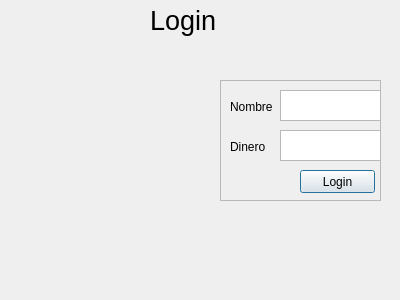
The window that login.ui (canarioPorCanarias/BlackJackQT) describes before a commit, drawn with Qt 5.
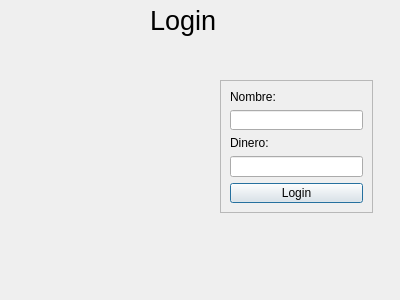
The same window after the commit.

Patch:
```diff
--- a/login.ui
+++ b/login.ui
@@ -18,7 +18,7 @@
     <rect>
      <x>150</x>
      <y>0</y>
-     <width>111</width>
+     <width>71</width>
      <height>41</height>
     </rect>
    </property>
@@ -36,8 +36,8 @@
     <rect>
      <x>220</x>
      <y>80</y>
-     <width>161</width>
-     <height>121</height>
+     <width>153</width>
+     <height>133</height>
     </rect>
    </property>
    <property name="frameShape">
@@ -46,65 +46,35 @@
    <property name="frameShadow">
     <enum>QFrame::Raised</enum>
    </property>
+   <layout class="QVBoxLayout" name="verticalLayout">
+    <item>
    <widget class="QLabel" name="label_login_name">
-    <property name="geometry">
-     <rect>
-      <x>10</x>
-      <y>20</y>
-      <width>47</width>
-      <height>13</height>
-     </rect>
-    </property>
     <property name="text">
-     <string>Nombre</string>
-    </property>
-   </widget>
+       <string>Nombre:</string>
+      </property>
+     </widget>
+    </item>
+    <item>
+     <widget class="QLineEdit" name="name_input"/>
+    </item>
+    <item>
    <widget class="QLabel" name="label_login_money">
-    <property name="geometry">
-     <rect>
-      <x>10</x>
-      <y>60</y>
-      <width>47</width>
-      <height>13</height>
-     </rect>
-    </property>
     <property name="text">
-     <string>Dinero</string>
-    </property>
-   </widget>
+       <string>Dinero: </string>
+      </property>
+     </widget>
+    </item>
+    <item>
+     <widget class="QLineEdit" name="money_input"/>
+    </item>
+    <item>
    <widget class="QPushButton" name="pushButton">
-    <property name="geometry">
-     <rect>
-      <x>80</x>
-      <y>90</y>
-      <width>75</width>
-      <height>23</height>
-     </rect>
-    </property>
     <property name="text">
      <string>Login</string>
     </property>
    </widget>
-   <widget class="QTextEdit" name="name_input">
-    <property name="geometry">
-     <rect>
-      <x>60</x>
-      <y>10</y>
-      <width>101</width>
-      <height>31</height>
-     </rect>
-    </property>
-   </widget>
-   <widget class="QTextEdit" name="money_input">
-    <property name="geometry">
-     <rect>
-      <x>60</x>
-      <y>50</y>
-      <width>101</width>
-      <height>31</height>
-     </rect>
-    </property>
-   </widget>
+    </item>
+   </layout>
   </widget>
  </widget>
  <resources/>
```
Left out of the diff: 3 changed lines with no effect on the pictures. Lines whose indentation alone changed are shown as unchanged.
